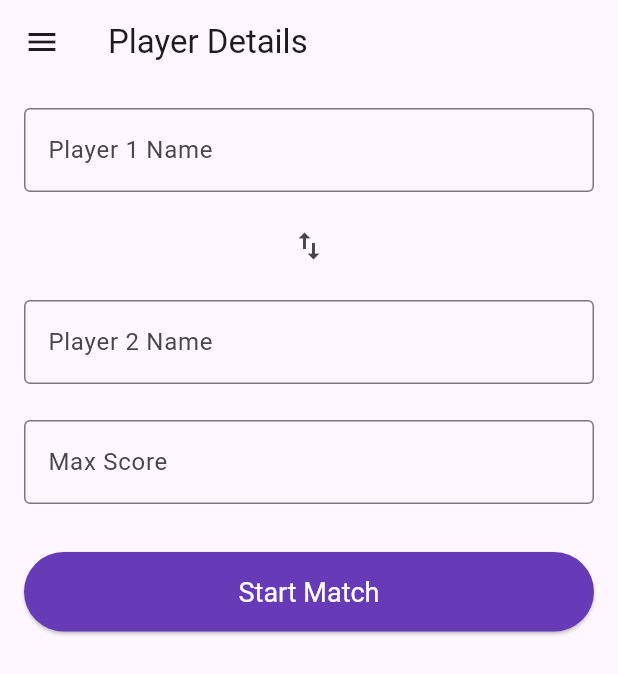
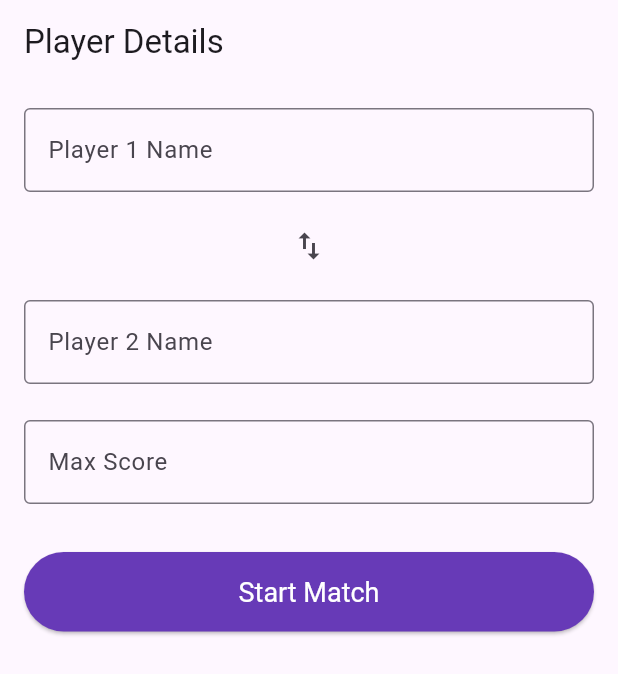
Before and after one commit to AwfulAlien/Sock, a Flutter app: the screen it shows after launch, on a phone screen of 412 x 824 dp. Shown: the top 674 px of the screen. Run offline on Flutter 3.47's test engine with Material 3 defaults, Android fonts, the phone set to English and light mode, and no system bars; our stand-ins replace wakelock_plus.

```diff
--- a/lib/screen/player_entry_screen.dart
+++ b/lib/screen/player_entry_screen.dart
@@ -57,39 +57,6 @@ class _PlayerEntryScreenState extends State<PlayerEntryScreen> {
       appBar: AppBar(
         title: const Text("Player Details"),
       ),
-      drawer: Drawer(
-        child: ListView(
-          padding: EdgeInsets.zero,
-          children: [
-            DrawerHeader(
-              decoration: BoxDecoration(
-                color: Theme.of(context).primaryColor,
-                //TODO: Image
-              ),
-              child: const Text(
-                'Sock',
-                style: TextStyle(
-                  color: Colors.white,
-                  fontSize: 24,
-                ),
-              ),
-            ),
-            ListTile(
-              leading: const Icon(Icons.history),
-              title: const Text('Match History'),
-              onTap: () {
-                Navigator.pop(context);
-                Navigator.push(
-                  context,
-                  MaterialPageRoute(
-                    builder: (context) => const MatchHistoryScreen(),
-                  ),
-                );
-              },
-            ),
-          ],
-        ),
-      ),
       body: Padding(
         padding: const EdgeInsets.all(16.0),
         child: SingleChildScrollView(
```
